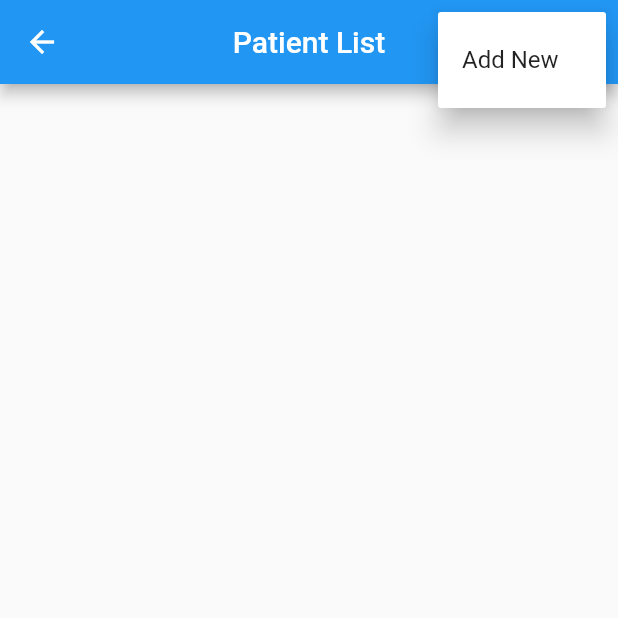
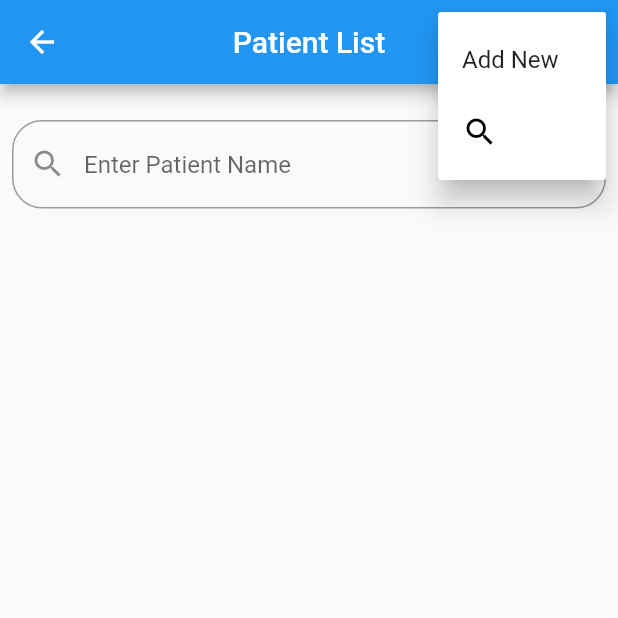
Before and after one commit to leilaabdel/37-hr-flutter-course, a Flutter app: the PatientView screen opened by its route, after a tap on the "more vert" icon, on a phone screen of 412 x 824 dp, the top half of it. Run offline on Flutter 3.47's test engine with Material 2 defaults, Android fonts, the phone set to English and light mode, and no system bars; our stand-ins replace cloud_firestore, firebase_auth, firebase_core, material_design_icons_flutter, sqflite; accounts and stored records are empty.

Commit message:
[MOD] Add search function for patient list

```diff
--- a/lib/enums/menu_action.dart
+++ b/lib/enums/menu_action.dart
@@ -1,3 +1,3 @@
 enum MenuAction { logout }
 
-enum PatientMenuAction { addNewPatient }
+enum PatientMenuAction { addNewPatient, searchPatients }
--- a/lib/views/notes/patient_view.dart
+++ b/lib/views/notes/patient_view.dart
@@ -15,6 +15,10 @@ class PatientView extends StatefulWidget {
 }
 
 class _PatientViewState extends State<PatientView> {
+  bool _searchBoolean = false; //ad
+  TextEditingController _controller = TextEditingController();
+  String searchText = "";
+
   @override
   Widget build(BuildContext context) {
     return Scaffold(
@@ -28,13 +32,22 @@ class _PatientViewState extends State<PatientView> {
                 case PatientMenuAction.addNewPatient:
                   Navigator.of(context).pushNamed(newPatientFormRoute);
                   break;
+                case PatientMenuAction.searchPatients:
+                  break;
               }
             },
             itemBuilder: (context) {
               return const [
                 PopupMenuItem<PatientMenuAction>(
                     value: PatientMenuAction.addNewPatient,
-                    child: Text('Add New'))
+                    child: Text('Add New')),
+                PopupMenuItem<PatientMenuAction>(
+                  value: PatientMenuAction.searchPatients,
+                  child: Icon(
+                    Icons.search,
+                    color: Colors.black,
+                  ),
+                )
               ];
             },
           )
@@ -45,13 +58,51 @@ class _PatientViewState extends State<PatientView> {
   }
 
   Widget _buildBody(BuildContext context) {
-    print(PatientService().allPatientRecords);
     // TODO: get actual snapshot from Cloud Firestore
     return StreamBuilder(
       stream: PatientService().allPatientRecords,
       builder: (context, snapshot) {
         if (!snapshot.hasData) return LinearProgressIndicator();
-        return _buildList(context, snapshot.data!);
+        var documents = snapshot.data!;
+        //todo Documents list added to filterTitle
+        if (searchText.length > 0) {
+          documents = documents.where((element) {
+            return element.first_name
+                    .toString()
+                    .toLowerCase()
+                    .contains(searchText.toLowerCase()) ||
+                element.surname
+                    .toString()
+                    .toLowerCase()
+                    .contains(searchText.toLowerCase());
+          }).toList();
+        }
+        return Column(
+          children: [
+            Padding(
+              padding: const EdgeInsets.all(8.0),
+              child: SizedBox(),
+            ),
+            Padding(
+              padding: const EdgeInsets.all(8.0),
+              child: TextField(
+                onChanged: (value) {
+                  setState(() {
+                    searchText = value;
+                  });
+                },
+                controller: _controller,
+                decoration: InputDecoration(
+                  prefixIcon: Icon(Icons.search),
+                  hintText: "Enter Patient Name",
+                  border: OutlineInputBorder(
+                      borderRadius: BorderRadius.circular(20)),
+                ),
+              ),
+            ),
+            Expanded(child: _buildList(context, documents)),
+          ],
+        );
       },
     );
   }
@@ -73,7 +124,7 @@ class _PatientViewState extends State<PatientView> {
           borderRadius: BorderRadius.circular(5.0),
         ),
         child: ListTile(
-            title: Text(data.first_name),
+            title: Text("${data.first_name} ${data.surname}"),
             trailing: Text(data.id.toString()),
             onTap: () {
               print(data);
```
